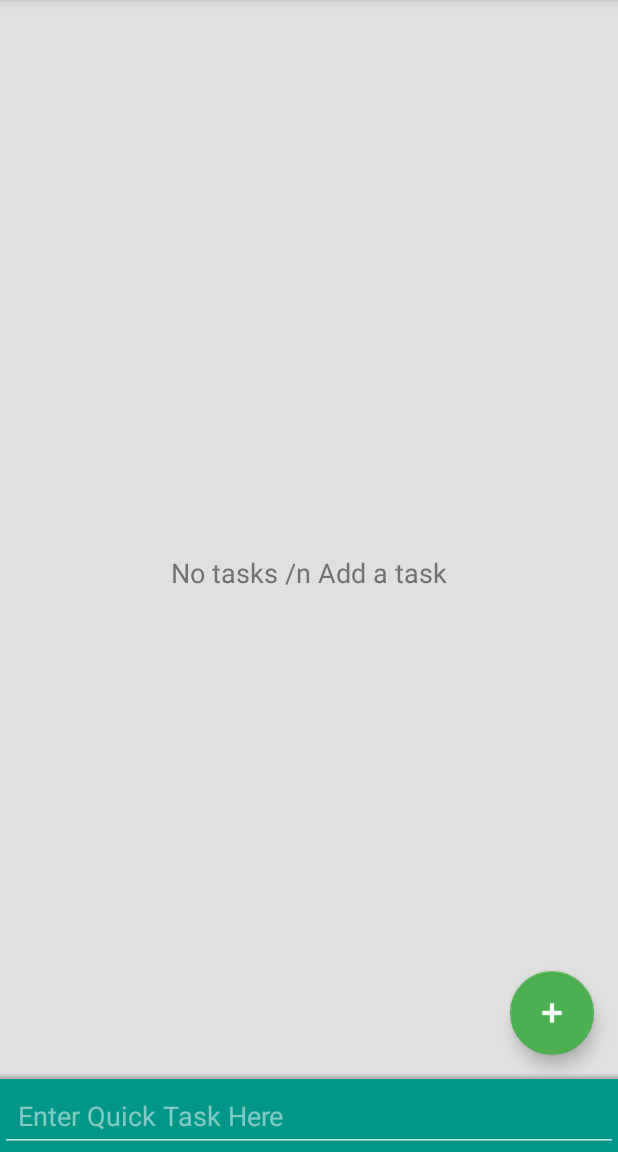
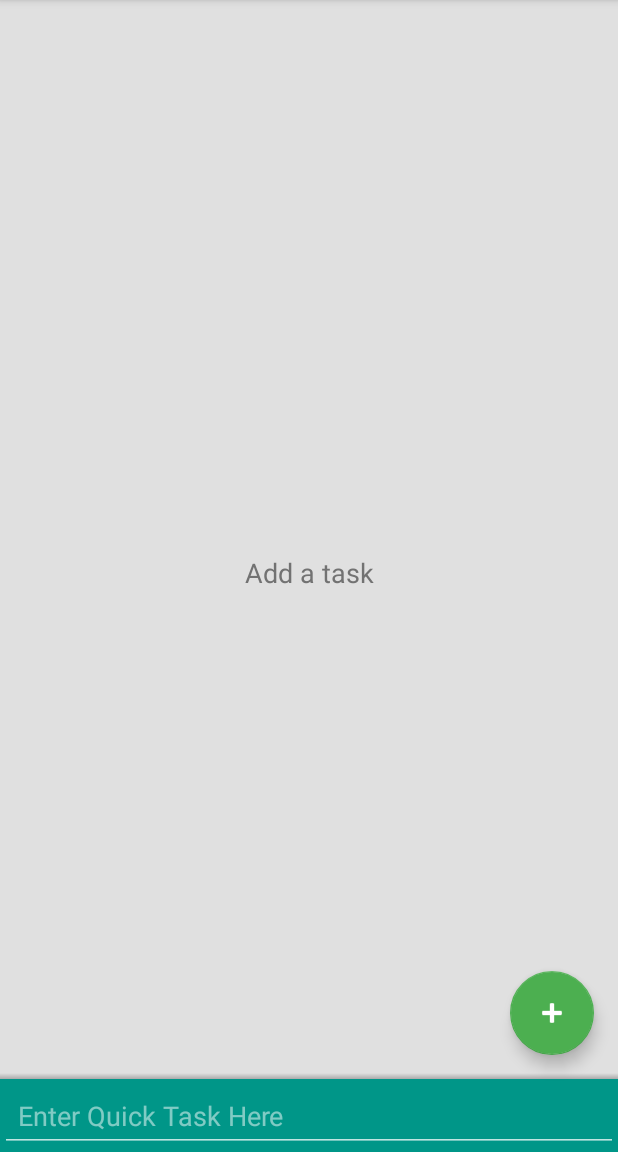
Before and after one commit to Sulaiman90/TodoList, an Android app: the screen it shows after launch (MainActivity), on a phone screen of 412 x 824 dp, the part 84-1236 px from its top. Run offline under Robolectric (Android 15) with nearby library versions, the phone set to English and light mode, and no system bars.

Commit message:
Change text for no tasks available

```diff
--- a/app/src/main/res/values/strings.xml
+++ b/app/src/main/res/values/strings.xml
@@ -17,7 +17,7 @@
     <string name="task_finished_ques">Task finished?</string>
     <string name="task_finished_excl">Task finished!</string>
 
-    <string name="no_tasks_todo">No tasks /n Add a task</string>
+    <string name="no_tasks_todo">Add a task</string>
     <string name="no_finished_tasks">No completed tasks</string>
 
     <string name="overdue">Overdue</string>
```
